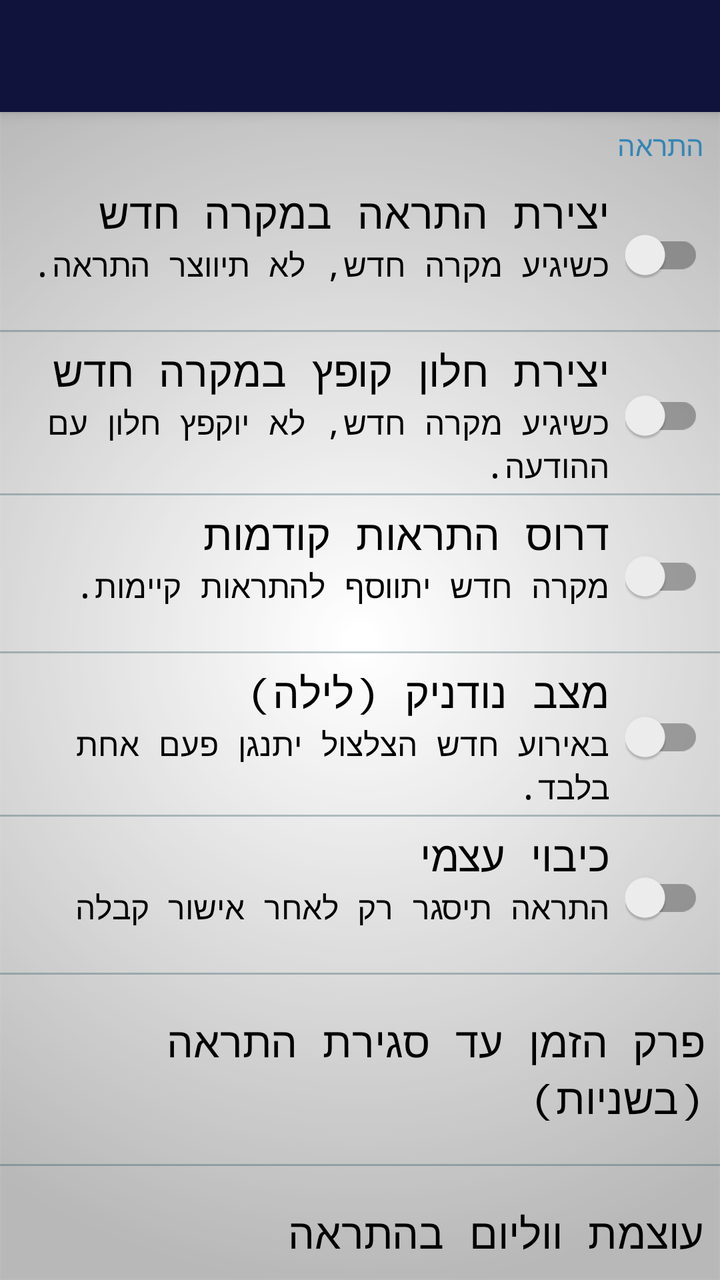
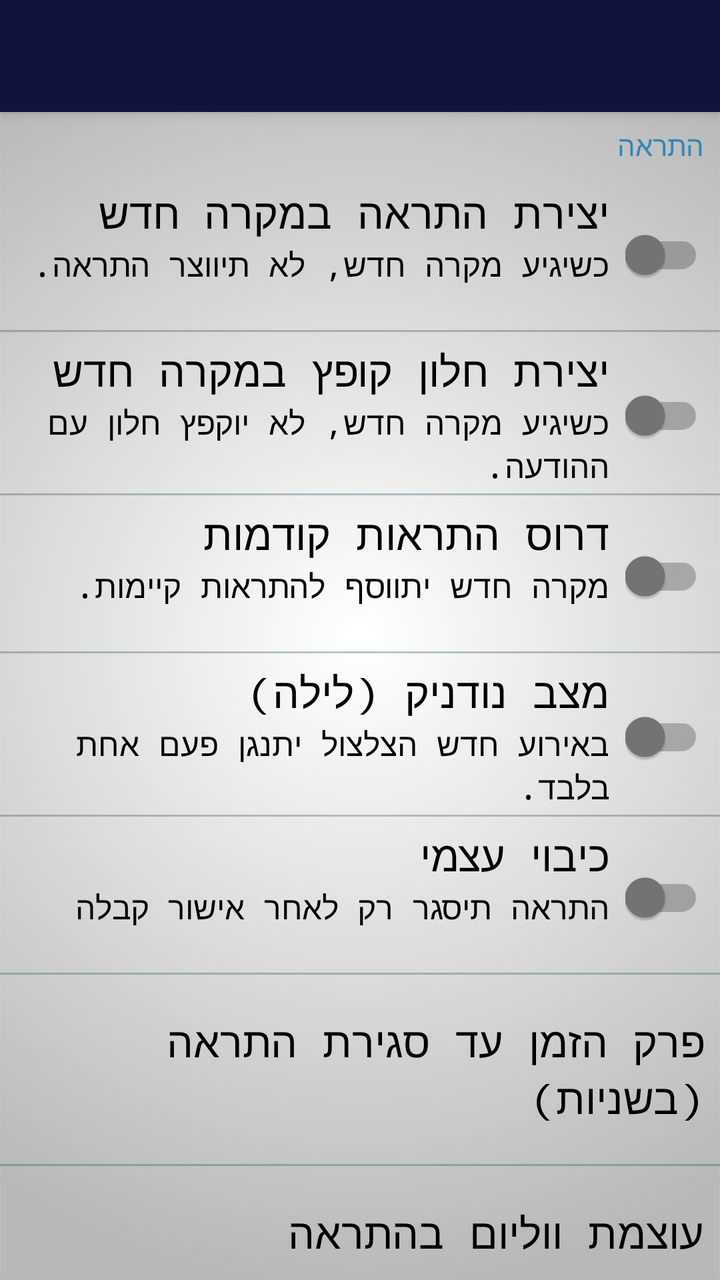

An Android layout rendered at two revisions. The XML below is the earlier revision; the diff shows what the commit changed to produce the second picture.
<!-- AndroidManifest.xml: application theme AppTheme -->
<!-- res/layout/settings_designed_advanced.xml -->
<?xml version="1.0" encoding="utf-8"?>
<androidx.coordinatorlayout.widget.CoordinatorLayout
    xmlns:android="http://schemas.android.com/apk/res/android"
    xmlns:app="http://schemas.android.com/apk/res-auto"
    android:layout_width="match_parent"
    android:layout_height="match_parent"
    xmlns:tools="http://schemas.android.com/tools"
    tools:context=".SettingsDesignedNotifications">
    <com.google.android.material.appbar.AppBarLayout
        android:layout_width="match_parent"
        android:layout_height="wrap_content"
        android:theme="@style/AppTheme.AppBarOverlay">
        <androidx.appcompat.widget.Toolbar
            android:id="@+id/toolbar"
            android:layout_width="match_parent"
            android:layout_height="?attr/actionBarSize"
            android:background="@color/ColorPrimary"
            app:layout_scrollFlags="scroll|exitUntilCollapsed"
            app:popupTheme="@style/AppTheme.PopupOverlay" />
    </com.google.android.material.appbar.AppBarLayout>
    <androidx.core.widget.NestedScrollView
        android:layout_width="match_parent"
        android:layout_height="wrap_content"
        app:layout_behavior="com.google.android.material.appbar.AppBarLayout$ScrollingViewBehavior">
    <androidx.constraintlayout.widget.ConstraintLayout
        android:layout_width="match_parent"
        android:layout_height="match_parent">
        <TextView
            android:id="@+id/textViewTop"
            android:layout_width="0dp"
            android:layout_height="wrap_content"
            android:layout_marginStart="8dp"
            android:layout_marginTop="7dp"
            android:layout_marginEnd="8dp"
            android:text="@string/title_notif"
            android:textColor="@color/Ocean"
            app:layout_constraintEnd_toEndOf="parent"
            app:layout_constraintStart_toStartOf="parent"
            app:layout_constraintTop_toTopOf="parent" />
        <androidx.constraintlayout.widget.ConstraintLayout
            android:id="@+id/not_pref"
            android:layout_width="match_parent"
            android:layout_height="wrap_content"
            android:layout_marginTop="8dp"
            app:layout_constraintTop_toBottomOf="@id/textViewTop">
            <androidx.appcompat.widget.SwitchCompat
                android:id="@+id/not"
                android:layout_width="wrap_content"
                android:layout_height="wrap_content"
                android:layout_marginTop="8dp"
                android:layout_marginEnd="8dp"
                android:layout_marginBottom="8dp"
                android:clickable="false"
                app:layout_constraintBottom_toTopOf="@+id/not_divider"
                app:layout_constraintEnd_toEndOf="parent"
                app:layout_constraintTop_toTopOf="parent" />
            <TextView
                android:id="@+id/not_Title"
                android:layout_width="0dp"
                android:layout_height="wrap_content"
                android:layout_marginStart="8dp"
                android:layout_marginTop="2dp"
                android:layout_marginEnd="8dp"
                android:text="@string/pref_title_not"
                android:textSize="21sp"
                app:layout_constraintEnd_toStartOf="@+id/not"
                app:layout_constraintStart_toStartOf="parent"
                app:layout_constraintTop_toTopOf="parent" />
            <TextView
                android:id="@+id/not_Desc"
                android:layout_width="0dp"
                android:layout_height="wrap_content"
                android:layout_marginStart="8dp"
                android:layout_marginTop="1dp"
                android:layout_marginEnd="8dp"
                android:text="@string/pref_description_not_off"
                android:textSize="16sp"
                android:minLines="2"
                app:layout_constraintEnd_toStartOf="@+id/not"
                app:layout_constraintStart_toStartOf="parent"
                app:layout_constraintTop_toBottomOf="@+id/not_Title" />
            <View
                android:id="@+id/not_divider"
                android:layout_width="match_parent"
                android:layout_height="1dp"
                android:layout_marginTop="3dp"
                android:background="@color/ColorBlueAlpha"
                app:layout_constraintTop_toBottomOf="@+id/not_Desc" />
        </androidx.constraintlayout.widget.ConstraintLayout>
        <androidx.constraintlayout.widget.ConstraintLayout
            android:id="@+id/newWin_pref"
            android:layout_width="match_parent"
            android:layout_height="wrap_content"
            android:layout_marginTop="3dp"
            app:layout_constraintTop_toBottomOf="@+id/not_pref">
            <androidx.appcompat.widget.SwitchCompat
                android:id="@+id/newWin"
                android:layout_width="wrap_content"
                android:layout_height="wrap_content"
                android:layout_marginTop="8dp"
                android:layout_marginEnd="8dp"
                android:layout_marginBottom="8dp"
                android:clickable="false"
                app:layout_constraintBottom_toTopOf="@+id/newWin_divider"
                app:layout_constraintEnd_toEndOf="parent"
                app:layout_constraintTop_toTopOf="parent" />
            <TextView
                android:id="@+id/newWin_Title"
                android:layout_width="0dp"
                android:layout_height="wrap_content"
                android:layout_marginStart="8dp"
                android:layout_marginTop="2dp"
                android:layout_marginEnd="8dp"
                android:text="@string/pref_title_newWin"
                android:textSize="21sp"
                app:layout_constraintEnd_toStartOf="@+id/newWin"
                app:layout_constraintStart_toStartOf="parent"
                app:layout_constraintTop_toTopOf="parent" />
            <TextView
                android:id="@+id/newWin_Desc"
                android:layout_width="0dp"
                android:layout_height="wrap_content"
                android:layout_marginStart="8dp"
                android:layout_marginTop="1dp"
                android:layout_marginEnd="8dp"
                android:text="@string/pref_description_newWin_off"
                android:textSize="16sp"
                android:minLines="2"
                app:layout_constraintEnd_toStartOf="@+id/newWin"
                app:layout_constraintStart_toStartOf="parent"
                app:layout_constraintTop_toBottomOf="@+id/newWin_Title" />
            <View
                android:id="@+id/newWin_divider"
                android:layout_width="match_parent"
                android:layout_height="1dp"
                android:background="@color/ColorBlueAlpha"
                android:layout_marginTop="3dp"
                app:layout_constraintTop_toBottomOf="@id/newWin_Desc" />
        </androidx.constraintlayout.widget.ConstraintLayout>
        <androidx.constraintlayout.widget.ConstraintLayout
            android:id="@+id/ride_pref"
            android:layout_width="match_parent"
            android:layout_height="wrap_content"
            android:layout_marginTop="3dp"
            app:layout_constraintTop_toBottomOf="@+id/newWin_pref">
            <androidx.appcompat.widget.SwitchCompat
                android:id="@+id/ride"
                android:layout_width="wrap_content"
                android:layout_height="wrap_content"
                android:layout_marginTop="8dp"
                android:layout_marginEnd="8dp"
                android:layout_marginBottom="8dp"
                android:clickable="false"
                app:layout_constraintBottom_toTopOf="@+id/ride_divider"
                app:layout_constraintEnd_toEndOf="parent"
                app:layout_constraintTop_toTopOf="parent" />
            <TextView
                android:id="@+id/ride_Title"
                android:layout_width="0dp"
                android:layout_height="wrap_content"
                android:layout_marginStart="8dp"
                android:layout_marginTop="2dp"
                android:layout_marginEnd="8dp"
                android:text="@string/pref_title_ride"
                android:textSize="21sp"
                app:layout_constraintEnd_toStartOf="@+id/ride"
                app:layout_constraintStart_toStartOf="parent"
                app:layout_constraintTop_toTopOf="parent" />
            <TextView
                android:id="@+id/ride_Desc"
                android:layout_width="0dp"
                android:layout_height="wrap_content"
                android:layout_marginStart="8dp"
                android:layout_marginTop="1dp"
                android:layout_marginEnd="8dp"
                android:text="@string/pref_description_ride_off"
                android:textSize="16sp"
                android:minLines="2"
                app:layout_constraintEnd_toStartOf="@+id/ride"
                app:layout_constraintStart_toStartOf="parent"
                app:layout_constraintTop_toBottomOf="@+id/ride_Title" />
            <View
                android:id="@+id/ride_divider"
                android:layout_width="match_parent"
                android:layout_height="1dp"
                android:background="@color/ColorBlueAlpha"
                android:layout_marginTop="3dp"
                app:layout_constraintTop_toBottomOf="@+id/ride_Desc" />
        </androidx.constraintlayout.widget.ConstraintLayout>
        <androidx.constraintlayout.widget.ConstraintLayout
            android:id="@+id/loop_pref"
            android:layout_width="match_parent"
            android:layout_height="wrap_content"
            android:layout_marginTop="3dp"
            app:layout_constraintTop_toBottomOf="@+id/ride_pref">
            <androidx.appcompat.widget.SwitchCompat
                android:id="@+id/loop"
                android:layout_width="wrap_content"
                android:layout_height="wrap_content"
                android:layout_marginTop="8dp"
                android:layout_marginEnd="8dp"
                android:layout_marginBottom="8dp"
                android:clickable="false"
                app:layout_constraintBottom_toTopOf="@id/loop_divider"
                app:layout_constraintEnd_toEndOf="parent"
                app:layout_constraintTop_toTopOf="parent" />
            <TextView
                android:id="@+id/loop_Title"
                android:layout_width="0dp"
                android:layout_height="wrap_content"
                android:layout_marginStart="8dp"
                android:layout_marginTop="2dp"
                android:layout_marginEnd="8dp"
                android:text="@string/pref_title_loop"
                android:textSize="21sp"
                app:layout_constraintEnd_toStartOf="@id/loop"
                app:layout_constraintStart_toStartOf="parent"
                app:layout_constraintTop_toTopOf="parent" />
            <TextView
                android:id="@+id/loop_Desc"
                android:layout_width="0dp"
                android:layout_height="wrap_content"
                android:layout_marginStart="8dp"
                android:layout_marginTop="1dp"
                android:layout_marginEnd="8dp"
                android:text="@string/pref_description_loop_off"
                android:textSize="16sp"
                android:minLines="2"
                app:layout_constraintEnd_toStartOf="@+id/loop"
                app:layout_constraintStart_toStartOf="parent"
                app:layout_constraintTop_toBottomOf="@+id/loop_Title" />
            <View
                android:id="@+id/loop_divider"
                android:layout_width="match_parent"
                android:layout_height="1dp"
                android:background="@color/ColorBlueAlpha"
                android:layout_marginTop="3dp"
                app:layout_constraintTop_toBottomOf="@id/loop_Desc" />
        </androidx.constraintlayout.widget.ConstraintLayout>
        <androidx.constraintlayout.widget.ConstraintLayout
            android:id="@+id/shabat_pref"
            android:layout_width="match_parent"
            android:layout_height="wrap_content"
            android:layout_marginTop="3dp"
            app:layout_constraintTop_toBottomOf="@+id/loop_pref">
            <androidx.appcompat.widget.SwitchCompat
                android:id="@+id/shabat"
                android:layout_width="wrap_content"
                android:layout_height="wrap_content"
                android:layout_marginTop="8dp"
                android:layout_marginEnd="8dp"
                android:layout_marginBottom="8dp"
                android:clickable="false"
                app:layout_constraintBottom_toTopOf="@id/shabat_divider"
                app:layout_constraintEnd_toEndOf="parent"
                app:layout_constraintTop_toTopOf="parent" />
            <TextView
                android:id="@+id/shabat_Title"
                android:layout_width="0dp"
                android:layout_height="wrap_content"
                android:layout_marginStart="8dp"
                android:layout_marginTop="2dp"
                android:layout_marginEnd="8dp"
                android:text="@string/pref_title_shabat"
                android:textSize="21sp"
                app:layout_constraintEnd_toStartOf="@id/shabat"
                app:layout_constraintStart_toStartOf="parent"
                app:layout_constraintTop_toTopOf="parent" />
            <TextView
                android:id="@+id/shabat_Desc"
                android:layout_width="0dp"
                android:layout_height="wrap_content"
                android:layout_marginStart="8dp"
                android:layout_marginTop="1dp"
                android:layout_marginEnd="8dp"
                android:text="@string/pref_description_shabat_off"
                android:textSize="16sp"
                android:minLines="2"
                app:layout_constraintEnd_toStartOf="@+id/shabat"
                app:layout_constraintStart_toStartOf="parent"
                app:layout_constraintTop_toBottomOf="@+id/shabat_Title" />
            <View
                android:id="@+id/shabat_divider"
                android:layout_width="match_parent"
                android:layout_height="1dp"
                android:background="@color/ColorBlueAlpha"
                android:layout_marginTop="3dp"
                app:layout_constraintTop_toBottomOf="@id/shabat_Desc" />
        </androidx.constraintlayout.widget.ConstraintLayout>
        <androidx.constraintlayout.widget.ConstraintLayout
            android:id="@+id/shabatTime_pref"
            android:layout_width="match_parent"
            android:layout_height="wrap_content"
            android:layout_marginTop="3dp"
            app:layout_constraintTop_toBottomOf="@+id/shabat_pref">
            <TextView
                android:id="@+id/shabatTime_Title"
                android:layout_width="0dp"
                android:layout_height="wrap_content"
                android:layout_marginStart="8dp"
                android:layout_marginTop="2dp"
                android:paddingBottom="16dp"
                android:paddingTop="14dp"
                android:layout_marginEnd="8dp"
                android:text="@string/pref_title_shabatT"
                android:textSize="21sp"
                app:layout_constraintEnd_toEndOf="parent"
                app:layout_constraintStart_toStartOf="parent"
                app:layout_constraintTop_toTopOf="parent" />
            <View
                android:id="@+id/shabatTime_divider"
                android:layout_width="match_parent"
                android:layout_height="1dp"
                android:background="@color/ColorBlueAlpha"
                android:layout_marginTop="3dp"
                app:layout_constraintTop_toBottomOf="@+id/shabatTime_Title" />
        </androidx.constraintlayout.widget.ConstraintLayout>
        <androidx.constraintlayout.widget.ConstraintLayout
            android:id="@+id/volume_pref"
            android:layout_width="match_parent"
            android:layout_height="wrap_content"
            android:layout_marginTop="3dp"
            app:layout_constraintTop_toBottomOf="@+id/shabatTime_pref">
            <TextView
                android:id="@+id/volume_Title"
                android:layout_width="0dp"
                android:layout_height="wrap_content"
                android:layout_marginStart="8dp"
                android:layout_marginTop="2dp"
                android:paddingBottom="20dp"
                android:paddingTop="14dp"
                android:layout_marginEnd="8dp"
                android:text="@string/pref_title_volume"
                android:textSize="21sp"
                app:layout_constraintEnd_toEndOf="parent"
                app:layout_constraintStart_toStartOf="parent"
                app:layout_constraintTop_toTopOf="parent" />
        </androidx.constraintlayout.widget.ConstraintLayout>

        <TextView
            android:id="@+id/textView3"
            android:layout_width="0dp"
            android:layout_height="wrap_content"
            android:layout_marginStart="8dp"
            android:layout_marginTop="7dp"
            android:layout_marginEnd="8dp"
            android:text="@string/pref_header_more"
            android:textColor="@color/Ocean"
            app:layout_constraintEnd_toEndOf="parent"
            app:layout_constraintStart_toStartOf="parent"
            app:layout_constraintTop_toBottomOf="@id/volume_pref" />
        <androidx.cardview.widget.CardView
            android:id="@+id/moked_card"
            android:layout_width="0dp"
            android:layout_height="60dp"
            android:layout_marginStart="8dp"
            android:layout_marginTop="8dp"
            android:layout_marginEnd="8dp"
            android:layout_marginBottom="30dp"
            app:cardBackgroundColor="@color/White"
            app:cardCornerRadius="15dp"
            app:cardElevation="7dp"
            app:layout_constraintEnd_toEndOf="parent"
            app:layout_constraintStart_toStartOf="parent"
            app:layout_constraintTop_toBottomOf="@+id/textView3">
            <androidx.constraintlayout.widget.ConstraintLayout
                android:layout_width="match_parent"
                android:layout_height="match_parent">
                <TextView
                    android:id="@+id/moked_tv"
                    android:layout_width="0dp"
                    android:layout_height="wrap_content"
                    android:layout_marginStart="8dp"
                    android:layout_marginTop="8dp"
                    android:layout_marginEnd="8dp"
                    android:layout_marginBottom="8dp"
                    android:text="@string/pref_title_region"
                    android:textSize="22sp"
                    app:layout_constraintBottom_toBottomOf="parent"
                    app:layout_constraintEnd_toStartOf="@+id/moked_arrow_tv"
                    app:layout_constraintStart_toStartOf="parent"
                    app:layout_constraintTop_toTopOf="parent" />
                <TextView
                    android:id="@+id/moked_arrow_tv"
                    android:layout_width="wrap_content"
                    android:layout_height="wrap_content"
                    android:layout_marginTop="8dp"
                    android:layout_marginEnd="8dp"
                    android:layout_marginBottom="8dp"
                    android:text=">"
                    android:rotation="270"
                    android:textSize="30sp"
                    app:layout_constraintBottom_toBottomOf="parent"
                    app:layout_constraintEnd_toEndOf="parent"
                    app:layout_constraintTop_toTopOf="parent" />
            </androidx.constraintlayout.widget.ConstraintLayout>
        </androidx.cardview.widget.CardView>
        <androidx.cardview.widget.CardView
            android:id="@+id/ampm_card"
            android:layout_width="0dp"
            android:layout_height="60dp"
            android:layout_marginStart="8dp"
            android:layout_marginTop="15dp"
            android:layout_marginEnd="8dp"
            android:layout_marginBottom="30dp"
            app:cardBackgroundColor="@color/White"
            app:cardCornerRadius="15dp"
            app:cardElevation="7dp"
            app:layout_constraintEnd_toEndOf="parent"
            app:layout_constraintStart_toStartOf="parent"
            app:layout_constraintTop_toBottomOf="@+id/moked_card"
            app:layout_constraintBottom_toBottomOf="parent">
            <androidx.constraintlayout.widget.ConstraintLayout
                android:layout_width="match_parent"
                android:layout_height="match_parent">
                <TextView
                    android:id="@+id/tools_tv"
                    android:layout_width="0dp"
                    android:layout_height="wrap_content"
                    android:layout_marginStart="8dp"
                    android:layout_marginTop="8dp"
                    android:layout_marginEnd="8dp"
                    android:layout_marginBottom="8dp"
                    android:text="@string/pref_header_ampm"
                    android:textSize="22sp"
                    app:layout_constraintBottom_toBottomOf="parent"
                    app:layout_constraintEnd_toStartOf="@+id/tools_arrow_tv"
                    app:layout_constraintStart_toStartOf="parent"
                    app:layout_constraintTop_toTopOf="parent" />
                <TextView
                    android:id="@+id/tools_arrow_tv"
                    android:layout_width="wrap_content"
                    android:layout_height="wrap_content"
                    android:layout_marginTop="8dp"
                    android:layout_marginEnd="8dp"
                    android:layout_marginBottom="8dp"
                    android:text=">"
                    android:textSize="30sp"
                    app:layout_constraintBottom_toBottomOf="parent"
                    app:layout_constraintEnd_toEndOf="parent"
                    app:layout_constraintTop_toTopOf="parent" />
            </androidx.constraintlayout.widget.ConstraintLayout>
        </androidx.cardview.widget.CardView>
    </androidx.constraintlayout.widget.ConstraintLayout>
    </androidx.core.widget.NestedScrollView>
</androidx.coordinatorlayout.widget.CoordinatorLayout>
<!-- resources referenced by this layout -->
<resources>
  <color name="ColorBlueAlpha">#4D194853</color>
  <color name="ColorPrimary">#10133b</color>
  <color name="Ocean">#3586B5</color>
  <color name="White">#FFFFFF</color>
  <string name="pref_description_loop_off">באירוע חדש הצלצול יתנגן פעם אחת בלבד.</string>
  <string name="pref_description_newWin_off">כשיגיע מקרה חדש, לא יוקפץ חלון עם ההודעה.</string>
  <string name="pref_description_not_off">כשיגיע מקרה חדש, לא תיווצר התראה.</string>
  <string name="pref_description_ride_off">מקרה חדש יתווסף להתראות קיימות.</string>
  <string name="pref_description_shabat_off">התראה תיסגר רק לאחר אישור קבלה</string>
  <string name="pref_header_ampm">הגדרות יום ולילה</string>
  <string name="pref_header_more">הגדרות נוספות</string>
  <string name="pref_title_loop">מצב נודניק (לילה)</string>
  <string name="pref_title_newWin">יצירת חלון קופץ במקרה חדש</string>
  <string name="pref_title_not">יצירת התראה במקרה חדש</string>
  <string name="pref_title_region">בחירת מרחב ברירת מחדל</string>
  <string name="pref_title_ride">דרוס התראות קודמות</string>
  <string name="pref_title_shabat">כיבוי עצמי</string>
  <string name="pref_title_shabatT">פרק הזמן עד סגירת התראה (בשניות)</string>
  <string name="pref_title_volume">עוצמת ווליום בהתראה</string>
  <string name="title_notif">התראה</string>
  <style name="AppTheme.AppBarOverlay" parent="ThemeOverlay.AppCompat.Dark.ActionBar" />
  <style name="AppTheme.PopupOverlay" parent="ThemeOverlay.AppCompat.Light" />
  <style name="AppTheme" parent="Theme.AppCompat.Light">
          
          <item name="android:textColor">@color/Black</item>
          <item name="colorPrimary">@color/ColorPrimary</item>
          <item name="colorPrimaryDark">@color/ColorPrimaryDark</item>
          <item name="android:textColorHintInverse">@color/ColorBlue</item>
          <item name="actionBarTheme">@style/ThemeOverlay.AppCompat.Dark.ActionBar</item>
          <item name="buttonStyle">@style/FButton</item>
          <item name="android:buttonStyle">@style/FButton</item>
          <item name="colorAccent">@color/materialGrey300</item>
          
          <item name="android:actionMenuTextColor">@color/Black</item>
          <item name="android:itemBackground">@color/materialGrey300</item>
          <item name="android:textColorSecondary">@color/ColorRedDark</item>
          <item name="android:windowBackground">@drawable/ic_bgg</item>
          <item name="android:typeface">monospace</item>
  
          <item name="android:textColorHint">@color/ColorAqua</item>
          <item name="colorControlNormal">@color/ColorBlue</item>
          <item name="colorControlActivated">@color/ColorAqua</item>
          <item name="colorControlHighlight">@color/ColorAqua</item>
      </style>
  <color name="Black">#000000</color>
  <color name="ColorPrimaryDark">#1a1d4b</color>
  <color name="ColorBlue">#98194853</color>
  <style name="FButton" parent="Theme.AppCompat.Light">
          <item name="colorControlHighlight">@color/ColorBlue</item>
          <item name="android:textColor">@color/ColorAqua</item>
          <item name="android:textSize">20sp</item>
      </style>
  <color name="materialGrey300">#ffe0e0e0</color>
  <color name="ColorRedDark">#6b0000</color>
  <!-- drawable ic_bgg: png bitmap (drawable, 33899 bytes) -->
  <color name="ColorAqua">#32a7c3</color>
</resources>

<!-- the commit's change to res/layout/settings_designed_advanced.xml (unified diff, before → after) -->
@@ -51,6 +51,7 @@
                 android:layout_marginEnd="8dp"
                 android:layout_marginBottom="8dp"
                 android:clickable="false"
+                android:theme="@style/CKS"
                 app:layout_constraintBottom_toTopOf="@+id/not_divider"
                 app:layout_constraintEnd_toEndOf="parent"
                 app:layout_constraintTop_toTopOf="parent" />
@@ -101,6 +102,7 @@
                 android:layout_marginEnd="8dp"
                 android:layout_marginBottom="8dp"
                 android:clickable="false"
+                android:theme="@style/CKS"
                 app:layout_constraintBottom_toTopOf="@+id/newWin_divider"
                 app:layout_constraintEnd_toEndOf="parent"
                 app:layout_constraintTop_toTopOf="parent" />
@@ -151,6 +153,7 @@
                 android:layout_marginEnd="8dp"
                 android:layout_marginBottom="8dp"
                 android:clickable="false"
+                android:theme="@style/CKS"
                 app:layout_constraintBottom_toTopOf="@+id/ride_divider"
                 app:layout_constraintEnd_toEndOf="parent"
                 app:layout_constraintTop_toTopOf="parent" />
@@ -201,6 +204,7 @@
                 android:layout_marginEnd="8dp"
                 android:layout_marginBottom="8dp"
                 android:clickable="false"
+                android:theme="@style/CKS"
                 app:layout_constraintBottom_toTopOf="@id/loop_divider"
                 app:layout_constraintEnd_toEndOf="parent"
                 app:layout_constraintTop_toTopOf="parent" />
@@ -251,6 +255,7 @@
                 android:layout_marginEnd="8dp"
                 android:layout_marginBottom="8dp"
                 android:clickable="false"
+                android:theme="@style/CKS"
                 app:layout_constraintBottom_toTopOf="@id/shabat_divider"
                 app:layout_constraintEnd_toEndOf="parent"
                 app:layout_constraintTop_toTopOf="parent" />
<!-- resource entries referenced after the edit -->
@@ -22,6 +22,12 @@
   <string name="title_notif">התראה</string>
   <style name="AppTheme.AppBarOverlay" parent="ThemeOverlay.AppCompat.Dark.ActionBar" />
   <style name="AppTheme.PopupOverlay" parent="ThemeOverlay.AppCompat.Light" />
+  <style name="CKS" parent="Theme.AppCompat.Light.NoActionBar">
+          <item name="colorControlActivated">@color/ColorAqua</item>
+          <item name="colorSwitchThumbNormal">@color/materialGrey600</item>
+          
+          <item name="android:colorForeground">@color/materialGrey850</item>
+      </style>
   <style name="AppTheme" parent="Theme.AppCompat.Light">
           
           <item name="android:textColor">@color/Black</item>
@@ -56,5 +62,7 @@
   <color name="ColorRedDark">#6b0000</color>
   <!-- drawable ic_bgg: png bitmap (drawable, 33899 bytes) -->
   <color name="ColorAqua">#32a7c3</color>
+  <color name="materialGrey600">#ff757575</color>
+  <color name="materialGrey850">#ff303030</color>
 </resources>
 
